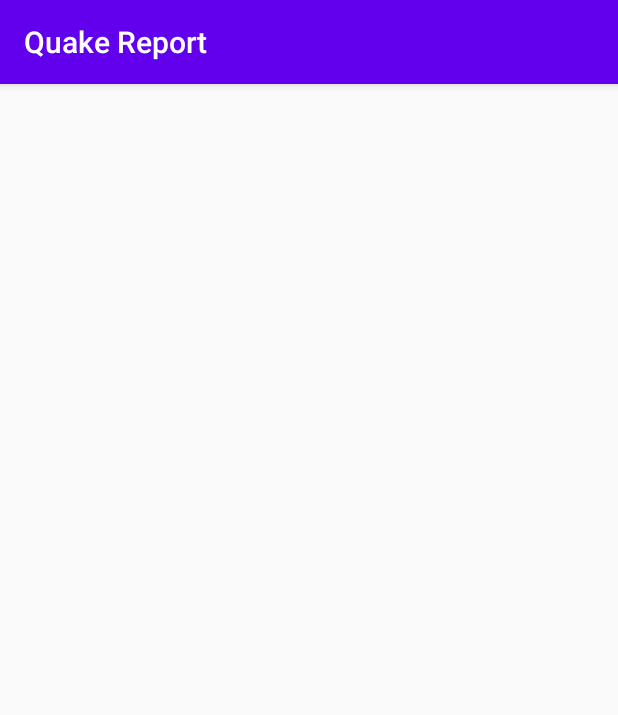
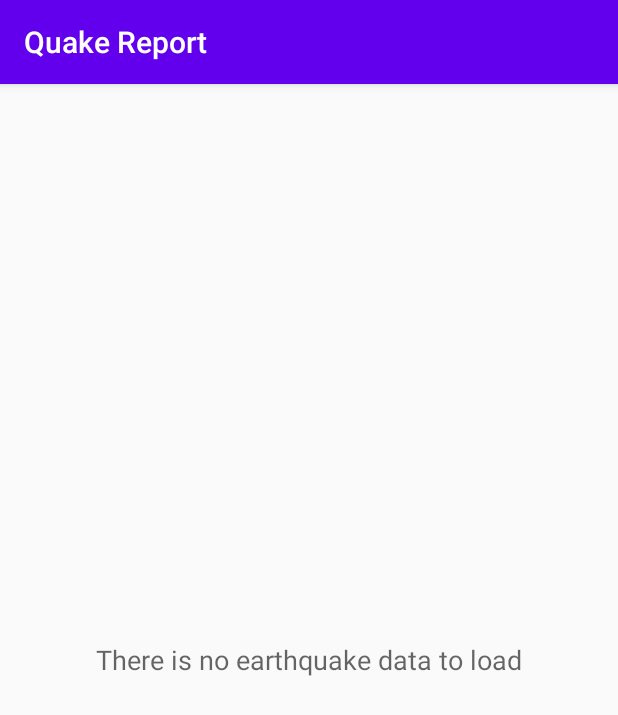
Before and after one commit to nitish90choudhary/QuackReport, an Android app: the screen it shows after launch (MainActivity), on a phone screen of 412 x 824 dp. Shown: the top 715 px of the screen. Run offline under Robolectric (Android 15) with nearby library versions, the phone set to English and light mode, and no system bars.

Commit message:
Added empty state view in case of no data

```diff
--- a/app/src/main/java/com/example/quakereport/EarthquakeAsyncTaskLoader.java
+++ b/app/src/main/java/com/example/quakereport/EarthquakeAsyncTaskLoader.java
@@ -7,9 +7,9 @@ import androidx.annotation.Nullable;
 import androidx.loader.content.AsyncTaskLoader;
 
 import java.io.IOException;
-import java.util.ArrayList;
+import java.util.List;
 
-public class EarthquakeAsyncTaskLoader extends AsyncTaskLoader<ArrayList<Earthquake>> {
+public class EarthquakeAsyncTaskLoader extends AsyncTaskLoader<List<Earthquake>> {
     /**
      * Tag for log messages
      */
@@ -27,7 +27,7 @@ public class EarthquakeAsyncTaskLoader extends AsyncTaskLoader<ArrayList<Earthqu
 
     @Nullable
     @Override
-    public ArrayList<Earthquake> loadInBackground() {
+    public List<Earthquake> loadInBackground() {
         // Don't perform the request if there are no URLs, or the first URL is null.
         if (mUrl == null) {
             return null;
--- a/app/src/main/java/com/example/quakereport/MainActivity.java
+++ b/app/src/main/java/com/example/quakereport/MainActivity.java
@@ -7,6 +7,7 @@ import android.os.Bundle;
 import android.view.View;
 import android.widget.AdapterView;
 import android.widget.ListView;
+import android.widget.TextView;
 
 import androidx.annotation.NonNull;
 import androidx.annotation.Nullable;
@@ -16,13 +17,15 @@ import androidx.loader.content.Loader;
 
 import java.io.IOException;
 import java.util.ArrayList;
+import java.util.List;
 
 import static android.content.Intent.ACTION_VIEW;
 
-public class MainActivity extends AppCompatActivity implements LoaderManager.LoaderCallbacks<ArrayList<Earthquake>> {
+public class MainActivity extends AppCompatActivity implements LoaderManager.LoaderCallbacks<List<Earthquake>> {
     //private static final String requestURL = "https://earthquake.usgs.gov/fdsnws/event/1/query?format=geojson&starttime=2014-01-01&endtime=2014-01-02";
     private static final String requestURL = "https://earthquake.usgs.gov/fdsnws/event/1/query?format=geojson&starttime=2015-01-01&endtime=2016-05-02&minfelt=50&minmagnitude=2";
     ListView rootListView;
+    TextView emptyStateView;
     QuakeAdapter earthquakeArrayAdapter;
 
     @Override
@@ -30,6 +33,10 @@ public class MainActivity extends AppCompatActivity implements LoaderManager.Loa
         super.onCreate(savedInstanceState);
         setContentView(R.layout.activity_main);
         rootListView = findViewById(R.id.rootListView);
+        emptyStateView = findViewById(R.id.empty_view);
+
+        rootListView.setEmptyView(emptyStateView);
+
         getSupportLoaderManager().initLoader(0, null, this).forceLoad();
 
         earthquakeArrayAdapter = new QuakeAdapter(MainActivity.this, new ArrayList<Earthquake>());
@@ -52,20 +59,24 @@ public class MainActivity extends AppCompatActivity implements LoaderManager.Loa
 
     @NonNull
     @Override
-    public Loader<ArrayList<Earthquake>> onCreateLoader(int id, @Nullable Bundle args) {
+    public Loader<List<Earthquake>> onCreateLoader(int id, @Nullable Bundle args) {
         return new EarthquakeAsyncTaskLoader(this, requestURL);
     }
 
     @Override
-    public void onLoadFinished(@NonNull Loader<ArrayList<Earthquake>> loader, ArrayList<Earthquake> data) {
+    public void onLoadFinished(@NonNull Loader<List<Earthquake>> loader, List<Earthquake> data) {
+        emptyStateView.setText("There is no earthquake data to load");
         earthquakeArrayAdapter.clear();
-        earthquakeArrayAdapter.addAll(data);
+        if (data != null && !data.isEmpty()) {
+            earthquakeArrayAdapter.addAll(data);
+        }
     }
 
     @Override
-    public void onLoaderReset(@NonNull Loader<ArrayList<Earthquake>> loader) {
+    public void onLoaderReset(@NonNull Loader<List<Earthquake>> loader) {
         earthquakeArrayAdapter.clear();
         earthquakeArrayAdapter.addAll(new ArrayList<Earthquake>());
+        emptyStateView.setText("There is no earthquake data to load");
     }
 
     private class EarthquakeAsyncTask extends AsyncTask<String, Void, ArrayList<Earthquake>> {
--- a/app/src/main/res/layout/activity_main.xml
+++ b/app/src/main/res/layout/activity_main.xml
@@ -1,6 +1,10 @@
 <?xml version="1.0" encoding="utf-8"?>
-<ListView xmlns:android="http://schemas.android.com/apk/res/android"
+<RelativeLayout xmlns:android="http://schemas.android.com/apk/res/android"
     xmlns:tools="http://schemas.android.com/tools"
+    android:layout_width="match_parent"
+    android:layout_height="match_parent">
+
+    <ListView
         android:id="@+id/rootListView"
         android:layout_width="match_parent"
         android:layout_height="match_parent"
@@ -8,3 +12,12 @@
         android:dividerHeight="0dp"
         android:drawSelectorOnTop="true"
         tools:context="com.example.quakereport.MainActivity" />
+
+    <!-- Empty view is only visible when the list has no items. -->
+    <TextView
+        android:id="@+id/empty_view"
+        android:layout_width="wrap_content"
+        android:layout_height="wrap_content"
+        android:layout_centerInParent="true"
+        android:textAppearance="?android:textAppearanceMedium" />
+</RelativeLayout>
```
Lines whose indentation alone changed are shown as unchanged.
